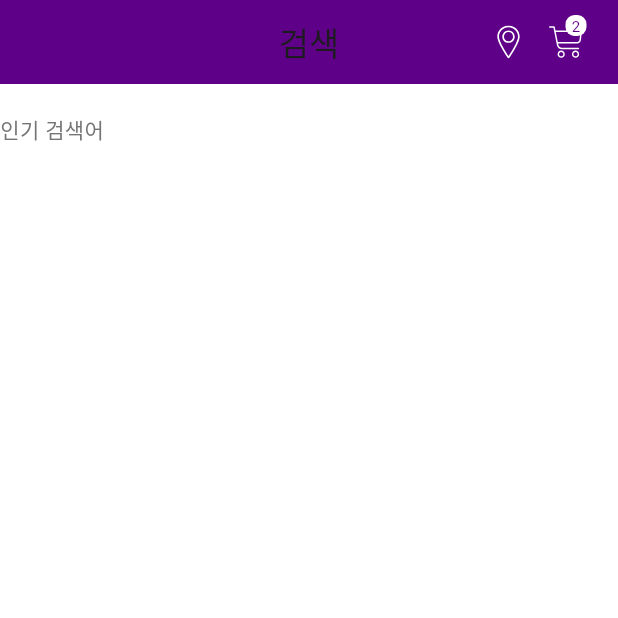
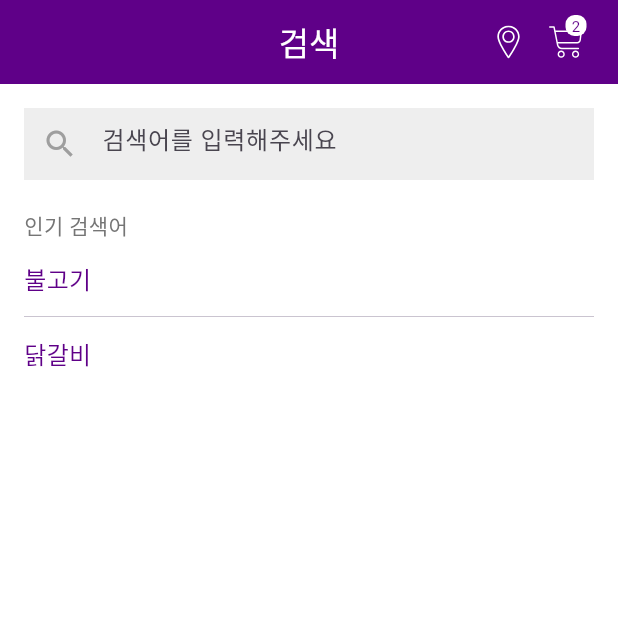
Before and after one commit to trofi92/market_kurly_ui, a Flutter app: the SearchScreen screen opened directly, on a phone screen of 412 x 824 dp, the top half of it. Run offline on Flutter 3.47's test engine with Material 3 defaults, Android fonts, the phone set to English and light mode, and no system bars; our stand-ins replace flutter_svg, google_fonts.

Commit message:
day016 : 이미지 경로 오류 수정, 위젯 nesting 오류 수정, 검색 기능 작업중

```diff
--- a/lib/models/benefit_banner.dart
+++ b/lib/models/benefit_banner.dart
@@ -12,17 +12,17 @@ class BenefitBanner {
 
 List benefitBanners = [
   BenefitBanner(
-    title: "컬리가 고른 \n신선한 야채 요리",
+    title: "컬리가 고른\n신선한 야채 요리",
     benefit: "이주의 신선 최대 15% 할인",
     image: "assets/images/img_3.png",
   ),
   BenefitBanner(
-    title: "아이들 간식을 담은\n레ㅐ시피",
+    title: "아이들 간식을 담은\n레시피",
     benefit: "심플리독 최대 20% 할인",
     image: "assets/images/img_2.png",
   ),
   BenefitBanner(
-    title: "정갈한 손맛으로 \n행복한 한 끼",
+    title: "정갈한 손맛으로\n행복한 한 끼",
     benefit: "탐나는 밥상 최대 20% 할인",
     image: "assets/images/img_1.png",
   ),
--- a/lib/models/list_category_menu.dart
+++ b/lib/models/list_category_menu.dart
@@ -30,11 +30,11 @@ List listCategoryMenuList = [
     title: "국 반찬 메인요리",
   ),
   ListCategoryMenu(
-    icon: "assets/icons/right-  .svg",
+    icon: "assets/icons/right-arrow.svg",
     title: "샐러드 간편식",
   ),
   ListCategoryMenu(
-    icon: "assets/icons/noddles-in-the-box.svg",
+    icon: "assets/icons/noddles-in-box.svg",
     title: "면 양념 오일",
   ),
   ListCategoryMenu(
--- a/lib/screens/category/category_screen.dart
+++ b/lib/screens/category/category_screen.dart
@@ -15,7 +15,7 @@ class CategoryScreen extends StatelessWidget {
   Widget build(BuildContext context) {
     return Scaffold(
       appBar: AppBar(
-        title: Text("Category"),
+        title: Text("Category", style: TextStyle(color: Colors.white)),
         actions: [CustomActions()],
         automaticallyImplyLeading: false,
       ),
--- a/lib/screens/category/components/extends_icon_text_card.dart
+++ b/lib/screens/category/components/extends_icon_text_card.dart
@@ -50,7 +50,7 @@ class _ExtendsIconTextCardState extends State<ExtendsIconTextCard> {
                   child: IconButton(
                     onPressed: () => toggle(),
                     icon: SvgPicture.asset(
-                      "assets/icons/arrow-up.svg",
+                      "assets/icons/down-arrow.svg",
                       colorFilter: ColorFilter.mode(
                         Colors.grey,
                         BlendMode.srcIn,
--- a/lib/screens/details/components/body.dart
+++ b/lib/screens/details/components/body.dart
@@ -14,8 +14,8 @@ class Body extends StatelessWidget {
         // ignore: sized_box_for_whitespace
         Container(
           height: 500,
-          child: Image.network(
-            product.imagePath ?? '',
+          child: Image.asset(
+            product.imagePath ?? 'assets/images/kurly_banner_0.jpg',
             fit: BoxFit.cover,
           ),
         ),
--- a/lib/screens/home/components/benefit_page.dart
+++ b/lib/screens/home/components/benefit_page.dart
@@ -20,7 +20,7 @@ class _BenefitPageState extends State<BenefitPage> {
       onRefresh: _onRefresh,
       child: ListView.builder(
         itemBuilder: (context, index) {
-          return Padding(
+          Padding(
               padding: const EdgeInsets.only(bottom: 20),
               child: Container(
                 padding: const EdgeInsets.only(left: 22),
@@ -31,6 +31,7 @@ class _BenefitPageState extends State<BenefitPage> {
                     children: [
                       Column(
                         children: [
+                          // const Spacer(),
                           Text(
                             "${benefitBanners[index].title}",
                             style: textTheme().bodyMedium,
@@ -52,6 +53,7 @@ class _BenefitPageState extends State<BenefitPage> {
                       const SizedBox(width: 22),
                     ]),
               ));
+          return null;
         },
         itemCount: benefitBanners.length,
       ),
--- a/lib/screens/search/search_screen.dart
+++ b/lib/screens/search/search_screen.dart
@@ -1,26 +1,61 @@
 import 'package:flutter/material.dart';
 import 'package:market_curly_ui/constants.dart';
 import 'package:market_curly_ui/screens/components/custom_actions.dart';
+import 'package:market_curly_ui/screens/search/components/default_search_field.dart';
 
 class SearchScreen extends StatelessWidget {
-  const SearchScreen({super.key});
+  final List<String> searchKeywordList = [
+    "불고기",
+    "닭갈비",
+    "삼겹살",
+    "갈비곰탕",
+    "치즈 피자",
+    "생새우살",
+  ];
+  SearchScreen({super.key});
 
   @override
   Widget build(BuildContext context) {
     return Scaffold(
         appBar: AppBar(
-        title: Text("검색"),
+          title: Text("검색", style: TextStyle(color: Colors.white)),
           actions: [CustomActions()],
           automaticallyImplyLeading: false,
         ),
-      body: ListView(children: [
-        //
-        //DefaultSearchField
+        body: Padding(
+          padding: const EdgeInsets.all(16.0),
+          child: ListView(children: [
+            DefaultSearchField(),
             const SizedBox(height: 20),
-        Text("인기 검색어", style: TextStyle(color: kTextColor))
-        //
-        // ListView.seaprated
+            Text("인기 검색어", style: TextStyle(color: kTextColor)),
+            // ignore: sized_box_for_whitespace
+            Container(
+              height: 100,
+              child: ListView.separated(
+                // ignore: avoid_unnecessary_containers
+                itemBuilder: (context, index) => Container(
+                  child: SizedBox(
+                    height: 50,
+                    child: Align(
+                      alignment: Alignment.centerLeft,
+                      child: Text(
+                        searchKeywordList[index],
+                        style: TextStyle(
+                          fontSize: 16,
+                          color: kPrimaryColor,
+                        ),
+                      ),
+                    ),
+                  ),
+                ),
+                separatorBuilder: (context, index) => Divider(
+                  height: 0,
+                  thickness: 0,
+                ),
+                itemCount: searchKeywordList.length,
+              ),
+            ),
           ]),
-    );
+        ));
   }
 }
```
Also changed, not shown: lib/screens/home/components/new_product_page.dart (+5 -5 lines), lib/screens/home/components/thrifty_shopping_page.dart (+52 -2 lines). Lines whose indentation alone changed are shown as unchanged.
